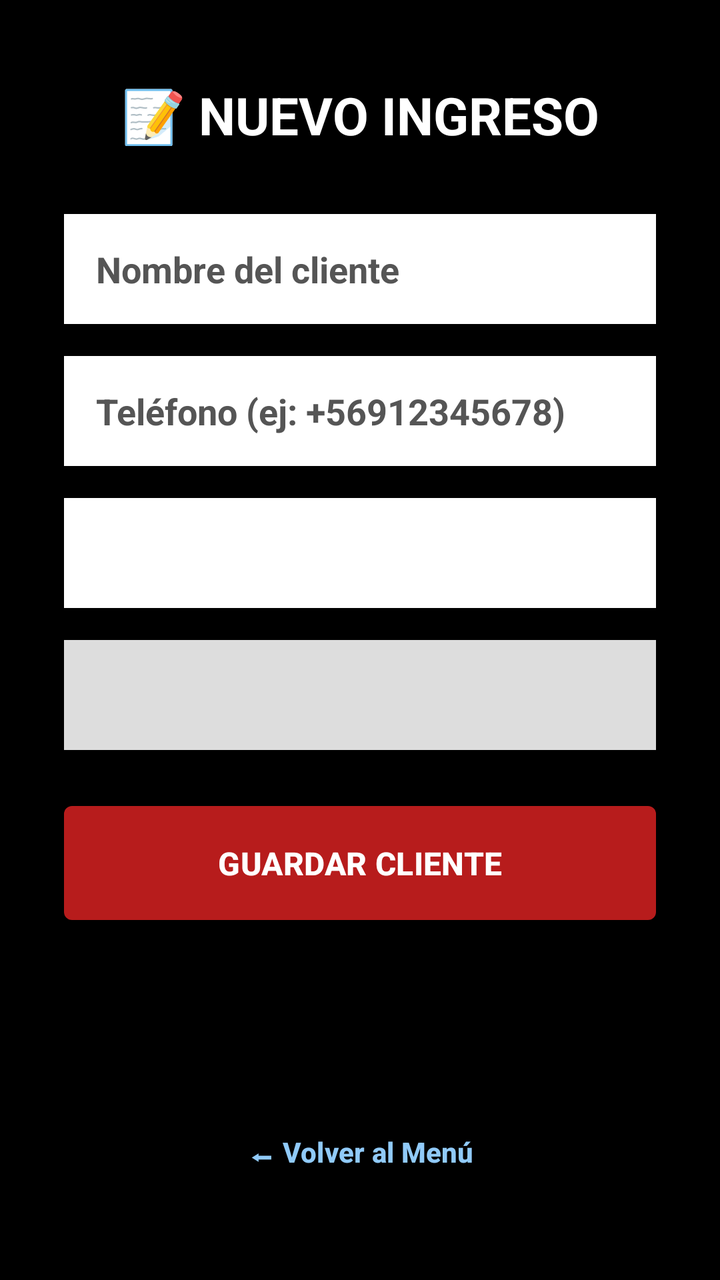
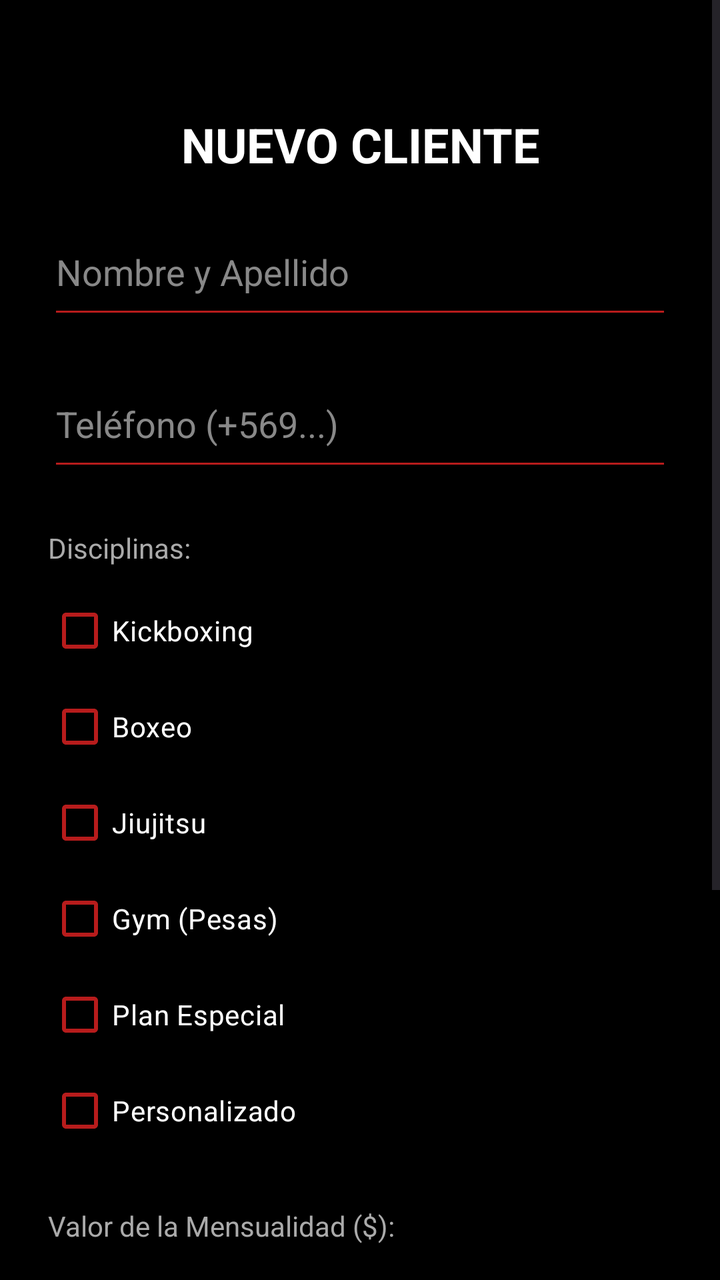

Two renders of the same Android screen: before a commit and after it. Below are the layout's source before the change and the commit's diff.
<!-- AndroidManifest.xml: application theme Theme.GYMKRATOS -->
<!-- res/layout/activity_registro.xml -->
<?xml version="1.0" encoding="utf-8"?>
<androidx.constraintlayout.widget.ConstraintLayout xmlns:android="http://schemas.android.com/apk/res/android"
    android:id="@+id/main"
    xmlns:app="http://schemas.android.com/apk/res-auto"
    android:layout_width="match_parent"
    android:layout_height="match_parent"
    android:background="#000000">

    <TextView
        android:id="@+id/tvTituloRegistro"
        android:layout_width="wrap_content"
        android:layout_height="wrap_content"
        android:layout_marginTop="40dp"
        android:text="📝 NUEVO INGRESO"
        android:textColor="#FFFFFF"
        android:textSize="26sp"
        android:textStyle="bold"
        app:layout_constraintEnd_toEndOf="parent"
        app:layout_constraintStart_toStartOf="parent"
        app:layout_constraintTop_toTopOf="parent" />

    <EditText
        android:id="@+id/inputNombre"
        android:layout_width="0dp"
        android:layout_height="55dp"
        android:layout_marginHorizontal="32dp"
        android:layout_marginTop="32dp"
        android:background="#FFFFFF"
        android:hint="Nombre del cliente"
        android:paddingHorizontal="16dp"
        android:textColor="#000000"
        android:textColorHint="#555555"
        android:textStyle="bold"
        app:layout_constraintEnd_toEndOf="parent"
        app:layout_constraintStart_toStartOf="parent"
        app:layout_constraintTop_toBottomOf="@+id/tvTituloRegistro" />

    <EditText
        android:id="@+id/inputTelefono"
        android:layout_width="0dp"
        android:layout_height="55dp"
        android:layout_marginHorizontal="32dp"
        android:layout_marginTop="16dp"
        android:background="#FFFFFF"
        android:hint="Teléfono (ej: +56912345678)"
        android:inputType="phone"
        android:paddingHorizontal="16dp"
        android:textColor="#000000"
        android:textColorHint="#555555"
        android:textStyle="bold"
        app:layout_constraintEnd_toEndOf="parent"
        app:layout_constraintStart_toStartOf="parent"
        app:layout_constraintTop_toBottomOf="@+id/inputNombre" />

    <Spinner
        android:id="@+id/spinnerDisciplina"
        android:layout_width="0dp"
        android:layout_height="55dp"
        android:layout_marginHorizontal="32dp"
        android:layout_marginTop="16dp"
        android:background="#FFFFFF"
        app:layout_constraintEnd_toEndOf="parent"
        app:layout_constraintStart_toStartOf="parent"
        app:layout_constraintTop_toBottomOf="@+id/inputTelefono" />

    
    <FrameLayout
        android:id="@+id/contenedorPrecios"
        android:layout_width="0dp"
        android:layout_height="wrap_content"
        android:layout_marginHorizontal="32dp"
        android:layout_marginTop="16dp"
        app:layout_constraintEnd_toEndOf="parent"
        app:layout_constraintStart_toStartOf="parent"
        app:layout_constraintTop_toBottomOf="@+id/spinnerDisciplina">

        
        <Spinner
            android:id="@+id/spinnerMonto"
            android:layout_width="match_parent"
            android:layout_height="55dp"
            android:background="#DDDDDD" />

        
        <EditText
            android:id="@+id/inputMontoEspecial"
            android:layout_width="match_parent"
            android:layout_height="55dp"
            android:background="#FFFFFF"
            android:hint="Ingresa el precio acordado..."
            android:inputType="number"
            android:paddingHorizontal="16dp"
            android:textColor="#000000"
            android:textColorHint="#555555"
            android:textStyle="bold"
            android:visibility="gone" />
    </FrameLayout>

    <Button
        android:id="@+id/btnGuardar"
        android:layout_width="0dp"
        android:layout_height="65dp"
        android:layout_marginHorizontal="32dp"
        android:layout_marginTop="24dp"
        android:text="GUARDAR CLIENTE"
        android:textColor="#FFFFFF"
        android:textSize="16sp"
        android:textStyle="bold"
        app:backgroundTint="#B71C1C"
        app:cornerRadius="4dp"
        app:layout_constraintEnd_toEndOf="parent"
        app:layout_constraintStart_toStartOf="parent"
        app:layout_constraintTop_toBottomOf="@+id/contenedorPrecios" />

    <Button
        android:id="@+id/btnVolver"
        android:layout_width="wrap_content"
        android:layout_height="wrap_content"
        android:layout_marginBottom="40dp"
        android:background="@android:color/transparent"
        android:text="⬅ Volver al Menú"
        android:textColor="#90CAF9"
        android:textStyle="bold"
        app:layout_constraintBottom_toBottomOf="parent"
        app:layout_constraintEnd_toEndOf="parent"
        app:layout_constraintStart_toStartOf="parent" />

</androidx.constraintlayout.widget.ConstraintLayout>
<!-- resources referenced by this layout -->
<resources>
  <style name="Theme.GYMKRATOS" parent="Base.Theme.GYMKRATOS" />
  <style name="Base.Theme.GYMKRATOS" parent="Theme.Material3.DayNight.NoActionBar">
          
          
      </style>
</resources>

<!-- the commit's change to res/layout/activity_registro.xml (unified diff, before → after) -->
@@ -1,128 +1,168 @@
 <?xml version="1.0" encoding="utf-8"?>
-<androidx.constraintlayout.widget.ConstraintLayout xmlns:android="http://schemas.android.com/apk/res/android"
+<ScrollView xmlns:android="http://schemas.android.com/apk/res/android"
+    xmlns:app="http://schemas.android.com/apk/res-auto"
     android:id="@+id/main"
-    xmlns:app="http://schemas.android.com/apk/res-auto"
     android:layout_width="match_parent"
     android:layout_height="match_parent"
-    android:background="#000000">
+    android:background="#000000"
+    android:fillViewport="true">
 
-    <TextView
-        android:id="@+id/tvTituloRegistro"
-        android:layout_width="wrap_content"
+    <LinearLayout
+        android:layout_width="match_parent"
         android:layout_height="wrap_content"
-        android:layout_marginTop="40dp"
-        android:text="📝 NUEVO INGRESO"
-        android:textColor="#FFFFFF"
-        android:textSize="26sp"
-        android:textStyle="bold"
-        app:layout_constraintEnd_toEndOf="parent"
-        app:layout_constraintStart_toStartOf="parent"
-        app:layout_constraintTop_toTopOf="parent" />
+        android:orientation="vertical"
+        android:padding="24dp">
 
-    <EditText
-        android:id="@+id/inputNombre"
-        android:layout_width="0dp"
-        android:layout_height="55dp"
-        android:layout_marginHorizontal="32dp"
-        android:layout_marginTop="32dp"
-        android:background="#FFFFFF"
-        android:hint="Nombre del cliente"
-        android:paddingHorizontal="16dp"
-        android:textColor="#000000"
-        android:textColorHint="#555555"
-        android:textStyle="bold"
-        app:layout_constraintEnd_toEndOf="parent"
-        app:layout_constraintStart_toStartOf="parent"
-        app:layout_constraintTop_toBottomOf="@+id/tvTituloRegistro" />
-
-    <EditText
-        android:id="@+id/inputTelefono"
-        android:layout_width="0dp"
-        android:layout_height="55dp"
-        android:layout_marginHorizontal="32dp"
-        android:layout_marginTop="16dp"
-        android:background="#FFFFFF"
-        android:hint="Teléfono (ej: +56912345678)"
-        android:inputType="phone"
-        android:paddingHorizontal="16dp"
-        android:textColor="#000000"
-        android:textColorHint="#555555"
-        android:textStyle="bold"
-        app:layout_constraintEnd_toEndOf="parent"
-        app:layout_constraintStart_toStartOf="parent"
-        app:layout_constraintTop_toBottomOf="@+id/inputNombre" />
-
-    <Spinner
-        android:id="@+id/spinnerDisciplina"
-        android:layout_width="0dp"
-        android:layout_height="55dp"
-        android:layout_marginHorizontal="32dp"
-        android:layout_marginTop="16dp"
-        android:background="#FFFFFF"
-        app:layout_constraintEnd_toEndOf="parent"
-        app:layout_constraintStart_toStartOf="parent"
-        app:layout_constraintTop_toBottomOf="@+id/inputTelefono" />
-
-    
-    <FrameLayout
-        android:id="@+id/contenedorPrecios"
-        android:layout_width="0dp"
-        android:layout_height="wrap_content"
-        android:layout_marginHorizontal="32dp"
-        android:layout_marginTop="16dp"
-        app:layout_constraintEnd_toEndOf="parent"
-        app:layout_constraintStart_toStartOf="parent"
-        app:layout_constraintTop_toBottomOf="@+id/spinnerDisciplina">
+        <TextView
+            android:layout_width="match_parent"
+            android:layout_height="wrap_content"
+            android:text="NUEVO CLIENTE"
+            android:textAlignment="center"
+            android:textColor="#FFFFFF"
+            android:textSize="24sp"
+            android:textStyle="bold"
+            android:layout_marginBottom="16dp"
+            android:layout_marginTop="32dp"/>
 
         
-        <Spinner
-            android:id="@+id/spinnerMonto"
+        <Switch
+            android:id="@+id/switchDestino"
             android:layout_width="match_parent"
-            android:layout_height="55dp"
-            android:background="#DDDDDD" />
+            android:layout_height="wrap_content"
+            android:text="Modo: Mi Lista (Personalizado)"
+            android:textColor="#B71C1C"
+            android:textSize="16sp"
+            android:textStyle="bold"
+            android:visibility="gone"
+            android:layout_marginBottom="24dp"
+            android:thumbTint="#FFFFFF"
+            android:trackTint="#424242"/>
+
+        <EditText
+            android:id="@+id/inputNombre"
+            android:layout_width="match_parent"
+            android:layout_height="60dp"
+            android:hint="Nombre y Apellido"
+            android:textColorHint="#888888"
+            android:textColor="#FFFFFF"
+            android:backgroundTint="#B71C1C"
+            android:layout_marginBottom="16dp"/>
+
+        <EditText
+            android:id="@+id/inputTelefono"
+            android:layout_width="match_parent"
+            android:layout_height="60dp"
+            android:hint="Teléfono (+569...)"
+            android:textColorHint="#888888"
+            android:textColor="#FFFFFF"
+            android:backgroundTint="#B71C1C"
+            android:inputType="phone"
+            android:layout_marginBottom="24dp"/>
+
+        <TextView
+            android:layout_width="match_parent"
+            android:layout_height="wrap_content"
+            android:text="Disciplinas:"
+            android:textColor="#AAAAAA"
+            android:layout_marginBottom="8dp"/>
 
         
+        <LinearLayout
+            android:id="@+id/grupoDisciplinasGenerales"
+            android:layout_width="match_parent"
+            android:layout_height="wrap_content"
+            android:orientation="vertical">
+
+            <CheckBox
+                android:id="@+id/cbKickboxing"
+                android:layout_width="match_parent"
+                android:layout_height="wrap_content"
+                android:text="Kickboxing"
+                android:textColor="#FFFFFF"
+                android:buttonTint="#B71C1C"/>
+
+            <CheckBox
+                android:id="@+id/cbBoxeo"
+                android:layout_width="match_parent"
+                android:layout_height="wrap_content"
+                android:text="Boxeo"
+                android:textColor="#FFFFFF"
+                android:buttonTint="#B71C1C"/>
+
+            <CheckBox
+                android:id="@+id/cbJiujitsu"
+                android:layout_width="match_parent"
+                android:layout_height="wrap_content"
+                android:text="Jiujitsu"
+                android:textColor="#FFFFFF"
+                android:buttonTint="#B71C1C"/>
+
+            <CheckBox
+                android:id="@+id/cbGym"
+                android:layout_width="match_parent"
+                android:layout_height="wrap_content"
+                android:text="Gym (Pesas)"
+                android:textColor="#FFFFFF"
+                android:buttonTint="#B71C1C"/>
+
+            <CheckBox
+                android:id="@+id/cbPlanEspecial"
+                android:layout_width="match_parent"
+                android:layout_height="wrap_content"
+                android:text="Plan Especial"
+                android:textColor="#FFFFFF"
+                android:buttonTint="#B71C1C" />
+        </LinearLayout>
+
+        
+        <CheckBox
+            android:id="@+id/cbPersonalizado"
+            android:layout_width="match_parent"
+            android:layout_height="wrap_content"
+            android:text="Personalizado"
+            android:textColor="#FFFFFF"
+            android:buttonTint="#B71C1C"
+            android:layout_marginBottom="24dp"/>
+
+        <TextView
+            android:layout_width="match_parent"
+            android:layout_height="wrap_content"
+            android:text="Valor de la Mensualidad ($):"
+            android:textColor="#AAAAAA"
+            android:layout_marginBottom="8dp"/>
+
         <EditText
-            android:id="@+id/inputMontoEspecial"
+            android:id="@+id/inputMontoUnico"
             android:layout_width="match_parent"
-            android:layout_height="55dp"
-            android:background="#FFFFFF"
-            android:hint="Ingresa el precio acordado..."
+            android:layout_height="60dp"
+            android:hint="Ej: 35000"
+            android:textColorHint="#888888"
+            android:textColor="#FFFFFF"
+            android:backgroundTint="#B71C1C"
             android:inputType="number"
-            android:paddingHorizontal="16dp"
-            android:textColor="#000000"
-            android:textColorHint="#555555"
+            android:layout_marginBottom="32dp"/>
+
+        <Button
+            android:id="@+id/btnGuardar"
+            android:layout_width="match_parent"
+            android:layout_height="65dp"
+            android:text="💾 GUARDAR CLIENTE"
+            android:textColor="#FFFFFF"
             android:textStyle="bold"
-            android:visibility="gone" />
-    </FrameLayout>
+            app:backgroundTint="#B71C1C"
+            app:cornerRadius="4dp"
+            android:layout_marginBottom="12dp"/>
 
-    <Button
-        android:id="@+id/btnGuardar"
-        android:layout_width="0dp"
-        android:layout_height="65dp"
-        android:layout_marginHorizontal="32dp"
-        android:layout_marginTop="24dp"
-        android:text="GUARDAR CLIENTE"
-        android:textColor="#FFFFFF"
-        android:textSize="16sp"
-        android:textStyle="bold"
-        app:backgroundTint="#B71C1C"
-        app:cornerRadius="4dp"
-        app:layout_constraintEnd_toEndOf="parent"
-        app:layout_constraintStart_toStartOf="parent"
-        app:layout_constraintTop_toBottomOf="@+id/contenedorPrecios" />
+        <Button
+            android:id="@+id/btnVolver"
+            android:layout_width="match_parent"
+            android:layout_height="65dp"
+            android:text="VOLVER AL MENÚ"
+            android:textColor="#FFFFFF"
+            android:textStyle="bold"
+            app:backgroundTint="#424242"
+            app:cornerRadius="4dp"
+            android:layout_marginBottom="32dp"/>
 
-    <Button
-        android:id="@+id/btnVolver"
-        android:layout_width="wrap_content"
-        android:layout_height="wrap_content"
-        android:layout_marginBottom="40dp"
-        android:background="@android:color/transparent"
-        android:text="⬅ Volver al Menú"
-        android:textColor="#90CAF9"
-        android:textStyle="bold"
-        app:layout_constraintBottom_toBottomOf="parent"
-        app:layout_constraintEnd_toEndOf="parent"
-        app:layout_constraintStart_toStartOf="parent" />
-
-</androidx.constraintlayout.widget.ConstraintLayout>
+    </LinearLayout>
+</ScrollView>
